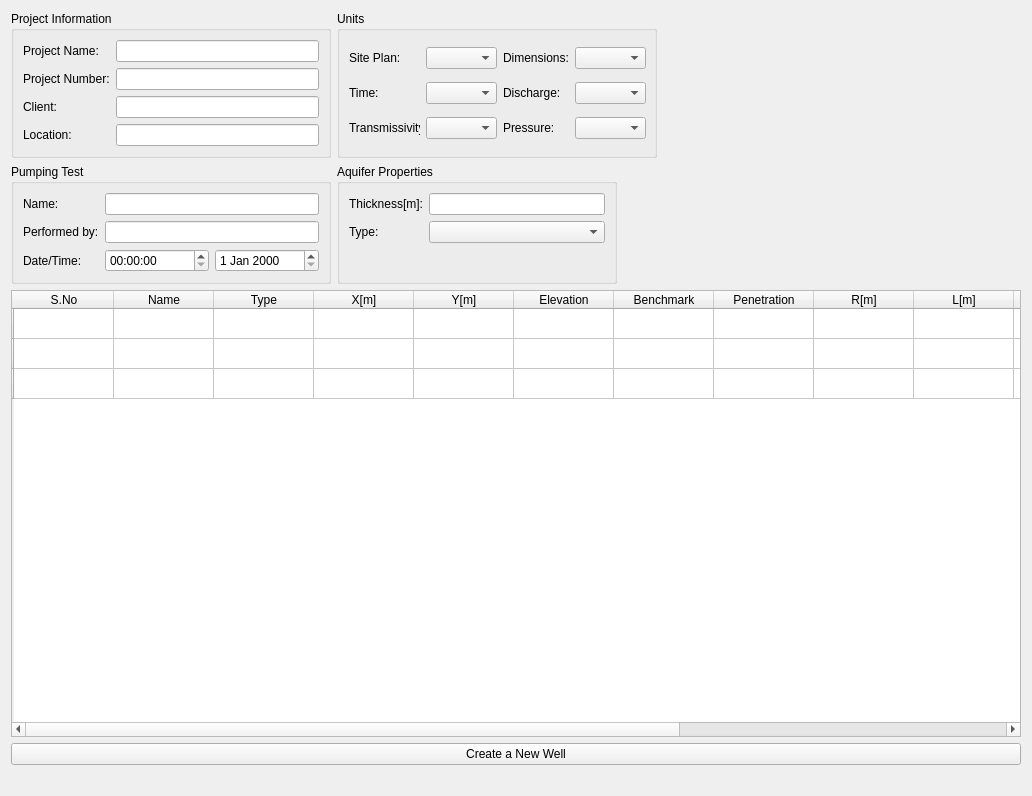
This is HyAn/ui/pumping_test.ui in dhanush-2501/hydro-analyzer as Qt 5 draws it before an edit. The edited form follows.
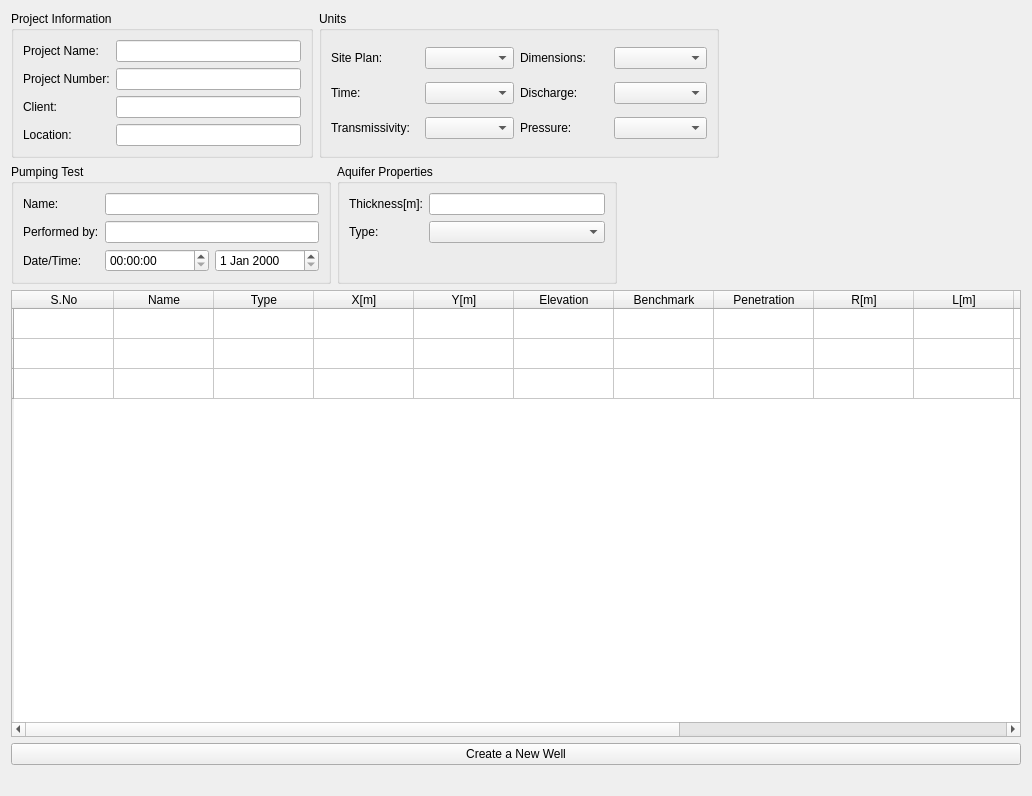
This is the edited form. Icons and pictures are not drawn.

Commit message: Added well dimensions image

Patch:
```diff
--- a/HyAn/ui/pumping_test.ui
+++ b/HyAn/ui/pumping_test.ui
@@ -97,6 +97,12 @@
      </item>
      <item>
       <widget class="QGroupBox" name="gb_units">
+       <property name="minimumSize">
+        <size>
+         <width>400</width>
+         <height>0</height>
+        </size>
+       </property>
        <property name="maximumSize">
         <size>
          <width>320</width>
```
Left out of the diff: 8 changed lines with no effect on the pictures. The commit also changes 1 other file.
